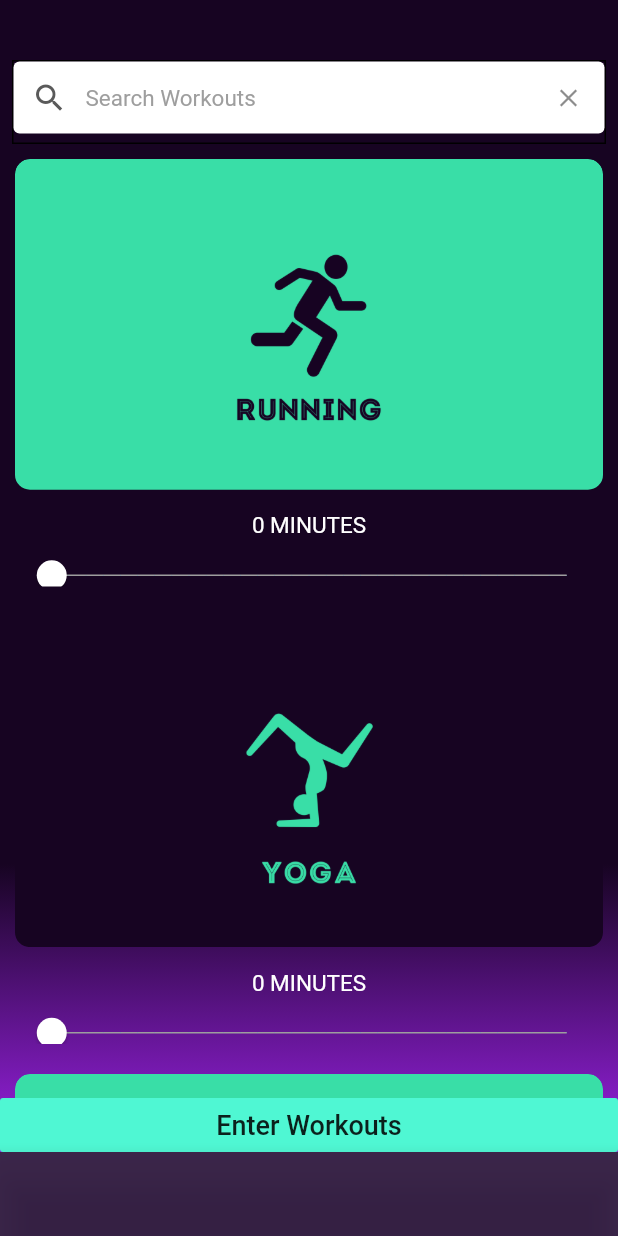
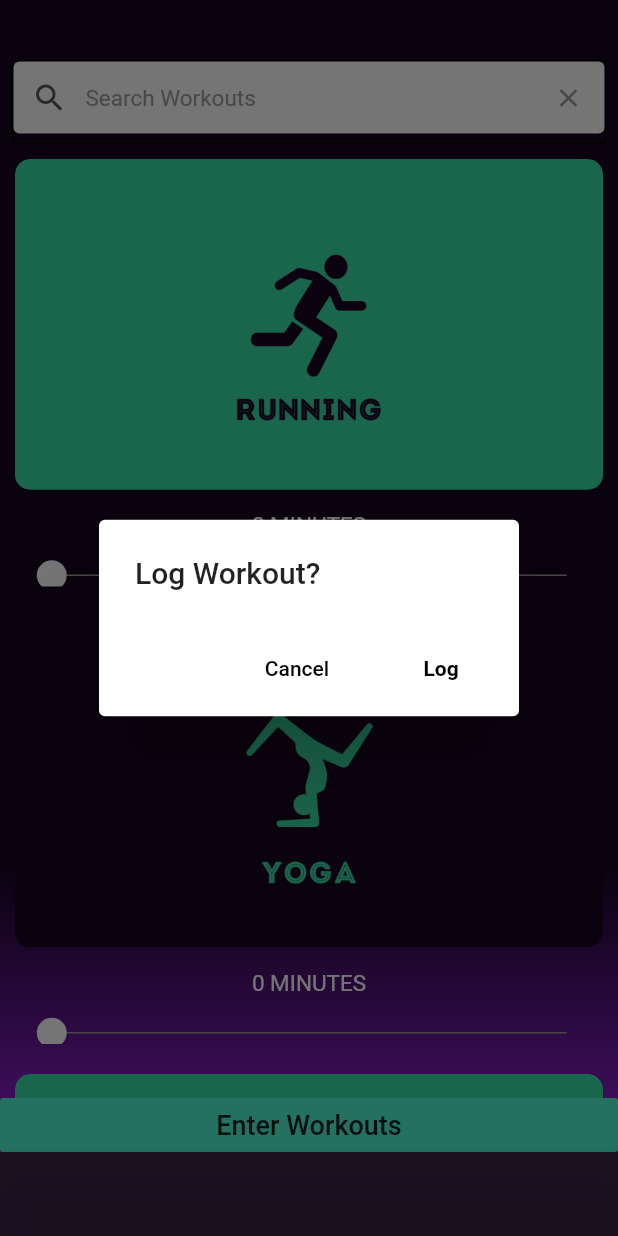
Before and after one commit to JaiMistry/WorkItOff-App, a Flutter app: the screen it shows after launch, item 3 of the bottom bar chosen, after a tap on "Enter Workouts", on a phone screen of 412 x 824 dp. Run offline on Flutter 3.47's test engine with Material 2 defaults, Android fonts, the phone set to English and light mode, and no system bars; our stand-ins replace font_awesome_flutter.

Commit message:
added a log workout dialog and the list of workouts is now searchable

```diff
--- a/lib/pages/workouts.dart
+++ b/lib/pages/workouts.dart
@@ -1,5 +1,9 @@
 import 'package:flutter/material.dart';
 import 'package:flutter/rendering.dart';
+
+String _filter;
+RegExp pattern =
+    new RegExp(r'[^\/][\w]+(?=\.)', caseSensitive: false, multiLine: false);
 
 final List<String> cardList = [
   'assets/cards/running.png',
@@ -12,8 +16,16 @@ Widget _buildCardList() {
   return ListView.builder(
     shrinkWrap: true,
     physics: NeverScrollableScrollPhysics(),
-    itemBuilder: (BuildContext context, int index) =>
-        MyWorkoutCards(cardList[index]),
+    itemBuilder: (BuildContext context, int index) {
+      return _filter == null || _filter == ''
+          ? MyWorkoutCards(cardList[index])
+          : pattern
+                  .stringMatch(cardList[index])
+                  .toLowerCase()
+                  .contains(_filter.toLowerCase())
+              ? MyWorkoutCards(cardList[index])
+              : Container();
+    },
     itemCount: cardList.length,
   );
 }
@@ -25,30 +37,61 @@ class WorkoutsPage extends StatefulWidget {
 
 class _WorkoutsPageState extends State<WorkoutsPage>
     with SingleTickerProviderStateMixin {
-  String _query = "";
-  List<String> _filteredList;
-  AnimationController _controller;
+  AnimationController _animationController;
   TextEditingController _searchController = new TextEditingController();
 
   @override
   void initState() {
     super.initState();
-    List<String> _workouts = ['running', 'yoga', 'weight_lifiting', 'stairs'];
-    _workouts.sort();
+    _searchController.addListener(() {
+      setState(() {
+        _filter = _searchController.text;
+      });
+    });
 
     if (true) {
-      _controller = AnimationController(
+      _animationController = AnimationController(
           duration: const Duration(milliseconds: 350), vsync: this);
-      _controller.forward();
+      _animationController.forward();
     } else {
-      _controller = AnimationController(vsync: this);
+      _animationController = AnimationController(vsync: this);
     }
   }
 
   @override
   void dispose() {
-    _controller.dispose();
+    _animationController.dispose();
+    _searchController.dispose();
     super.dispose();
+  }
+
+  Future<void> _showLogDialog() async {
+    return showDialog<void>(
+      context: context,
+      barrierDismissible: false,
+      builder: (BuildContext context) {
+        return AlertDialog(
+          title: Text('Log Workout?'),
+          actions: <Widget>[
+            FlatButton(
+                splashColor: Colors.transparent,
+                highlightColor: Colors.grey[200],
+                textColor: Colors.black,
+                child: Text('Cancel'),
+                onPressed: () => Navigator.of(context).pop()),
+            FlatButton(
+                splashColor: Colors.transparent,
+                highlightColor: Colors.grey[200],
+                textColor: Colors.black,
+                child: Text(
+                  'Log',
+                  style: TextStyle(fontWeight: FontWeight.bold),
+                ),
+                onPressed: () => Navigator.of(context).pop()),
+          ],
+        );
+      },
+    );
   }
 
   @override
@@ -96,7 +139,8 @@ class _WorkoutsPageState extends State<WorkoutsPage>
             ),
           ),
           FadeTransition(
-            opacity: CurvedAnimation(parent: _controller, curve: Curves.linear),
+            opacity: CurvedAnimation(
+                parent: _animationController, curve: Curves.linear),
             child: Container(
               width: MediaQuery.of(context).size.width,
               child: FlatButton(
@@ -105,7 +149,9 @@ class _WorkoutsPageState extends State<WorkoutsPage>
                 splashColor: Colors.transparent,
                 highlightColor: Colors.transparent,
                 child: Text("Enter Workouts", style: TextStyle(fontSize: 18.0)),
-                onPressed: () {},
+                onPressed: () {
+                  _showLogDialog();
+                },
               ),
             ),
           ),
@@ -130,10 +176,8 @@ class _WorkoutsPageState extends State<WorkoutsPage>
           hintStyle: TextStyle(color: Colors.grey, fontSize: 15),
           prefixIcon: Icon(Icons.search, color: Color(0xff5a5a5a)),
           suffixIcon: IconButton(
-            icon: Icon(Icons.clear, size: 20),
-            onPressed: () {
-              _searchController.clear();
-            },
+            icon: Icon(Icons.clear, size: 20, color: Colors.grey),
+            onPressed: () => _searchController.clear(),
           ),
           border: OutlineInputBorder(borderRadius: BorderRadius.circular(5.0)),
           enabledBorder: OutlineInputBorder(
```
